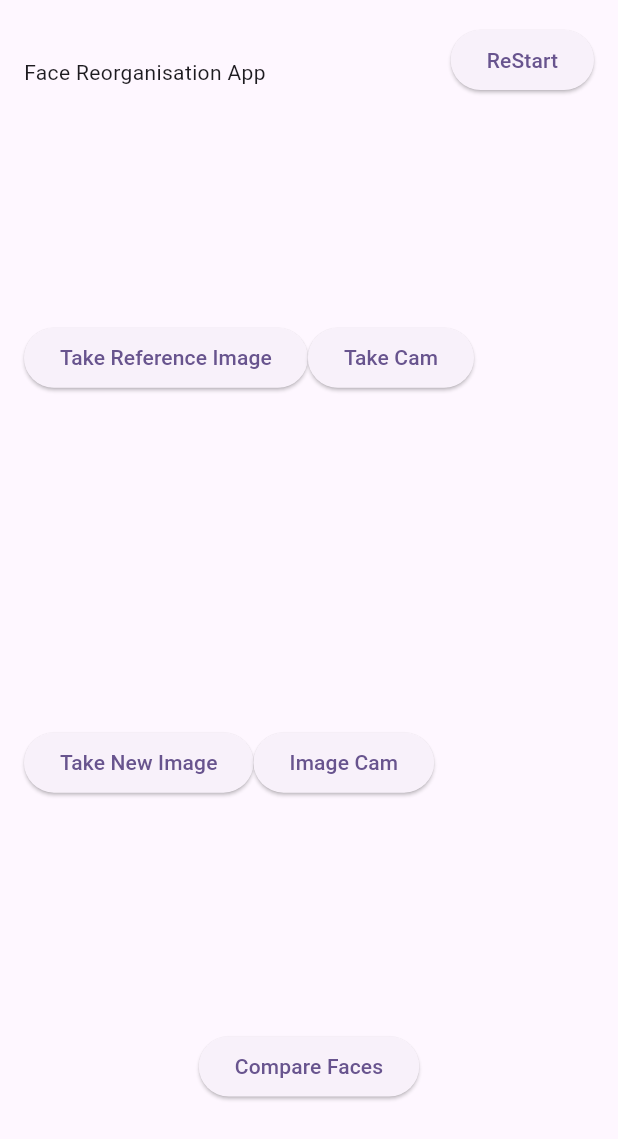
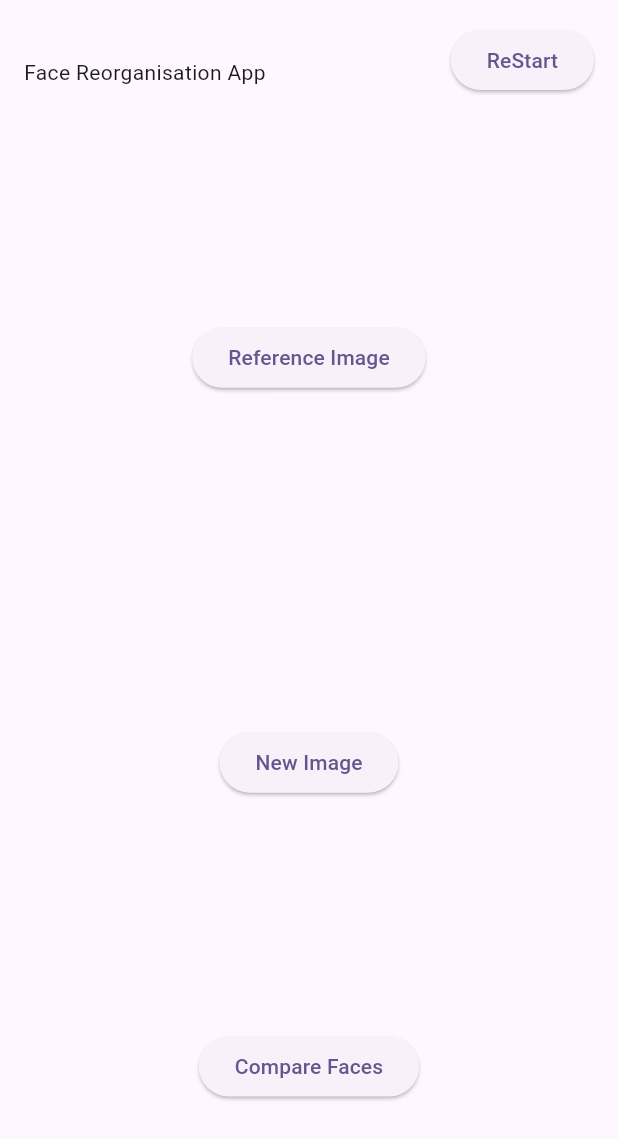
Before and after one commit to pabbathiharish/school_poc, a Flutter app: the screen it shows after launch, on a phone screen of 412 x 824 dp. Shown: the top 1139 px of the screen. Run offline on Flutter 3.47's test engine with Material 3 defaults, Android fonts, the phone set to English and light mode, and no system bars; our stand-ins replace camera, get, image_picker, location; missing offline and left inert: flutter_face_api, google_mlkit_commons, google_mlkit_face_detection, tflite_flutter, tflite_flutter_helper.

Commit message:
- fixed some issues - code cleanup

```diff
--- a/lib/login_screen.dart
+++ b/lib/login_screen.dart
@@ -45,43 +45,37 @@ class _LoginScreenState extends State<LoginScreen> {
                       .paddingOnly(bottom: 16)
                 ],
               ),
-              !ctrlLogin.refImage.value.path.isEmpty
-                  ? Image.file(ctrlLogin.refImage.value, height: 150)
-                      .paddingOnly(bottom: 8)
+              ctrlLogin.refImage.value.path.isNotEmpty
+                  ? ClipPath(
+                      clipper: const ShapeBorderClipper(shape: CircleBorder()),
+                      clipBehavior: Clip.hardEdge,
+                      child: Image.file(ctrlLogin.refImage.value, height: 200),
+                    ).paddingOnly(bottom: 8)
                   : Container(),
-              Row(
-                children: [
-                  ElevatedButton(
-                      onPressed: () => ctrlLogin.pickImage(true),
-                      child: Text("Take Reference Image")),
               ElevatedButton(
                   onPressed: () {
                     Get.to(CameraScreen(onImageCapture: (image) {
                       ctrlLogin.refImage.value = image!;
                     }));
                   },
-                      child: Text("Take Cam"))
-                ],
-              ),
+                  child: Text("Reference Image")),
               SizedBox(height: 20),
-              !ctrlLogin.newImage.value.path.isEmpty
-                  ? Image.file(ctrlLogin.newImage.value, height: 150)
+              ctrlLogin.newImage.value.path.isNotEmpty
+                  ? ClipPath(
+                          clipper:
+                              const ShapeBorderClipper(shape: CircleBorder()),
+                          clipBehavior: Clip.hardEdge,
+                          child:
+                              Image.file(ctrlLogin.newImage.value, height: 200))
                       .paddingOnly(bottom: 8)
                   : Container(),
-              Row(
-                children: [
-                  ElevatedButton(
-                      onPressed: () => ctrlLogin.pickImage(false),
-                      child: Text("Take New Image")),
               ElevatedButton(
                   onPressed: () {
                     Get.to(CameraScreen(onImageCapture: (image) {
                       ctrlLogin.newImage.value = image!;
                     }));
                   },
-                      child: Text("Image Cam"))
-                ],
-              ),
+                  child: Text("New Image")),
               SizedBox(height: 20),
               Column(
                 children: [
@@ -92,10 +86,6 @@ class _LoginScreenState extends State<LoginScreen> {
                           child: Text("Compare Faces")),
                   SizedBox(height: 20),
                   Text(ctrlLogin.resultText.value, textAlign: TextAlign.center),
-                  // ctrlLogin.croppedImages.isNotEmpty
-                  //     ? Image.file(ctrlLogin.newImage.value, height: 150)
-                  //         .paddingOnly(bottom: 8)
-                  //     : Container()
                 ],
               ).paddingOnly(bottom: 32),
             ],
--- a/lib/main.dart
+++ b/lib/main.dart
@@ -18,7 +18,8 @@ class MyApp extends StatelessWidget {
   @override
   Widget build(BuildContext context) {
     return GetMaterialApp(
-      title: 'Flutter Demo',
+      title: 'School Attendance Poc',
+      debugShowCheckedModeBanner: false,
       theme: ThemeData(
         colorScheme: ColorScheme.fromSeed(seedColor: Colors.deepPurple),
         useMaterial3: true,
--- a/lib/face_detector_view.dart
+++ b/lib/unused/face_detector_view.dart
@@ -1,7 +1,7 @@
 import 'package:camera/camera.dart';
 import 'package:flutter/material.dart';
 import 'package:google_mlkit_face_detection/google_mlkit_face_detection.dart';
-import 'package:school_poc/face_detector_painter.dart';
+import 'package:school_poc/unused/face_detector_painter.dart';
 
 import 'detector_view.dart';
 
--- a/lib/gallery_view.dart
+++ b/lib/unused/gallery_view.dart
@@ -6,7 +6,7 @@ import 'package:flutter/services.dart';
 import 'package:google_mlkit_commons/google_mlkit_commons.dart';
 import 'package:image_picker/image_picker.dart';
 
-import 'utils.dart';
+import '../utils.dart';
 
 class GalleryView extends StatefulWidget {
   GalleryView(
```
Also changed, not shown: lib/camera_screen.dart (+16 -18 lines), lib/face_crop_service.dart (+0 -70 lines), lib/login_controller.dart (+3 -34 lines), assets/images/ic_shoot.png (added), lib/unused/camera_view.dart (renamed from lib/camera_view.dart), lib/unused/compress_object.dart (renamed from lib/compress_object.dart), lib/unused/coordinates_translator.dart (renamed from lib/coordinates_translator.dart), lib/unused/detector_view.dart (renamed from lib/detector_view.dart), lib/unused/face_detector_painter.dart (renamed from lib/face_detector_painter.dart). Lines whose indentation alone changed are shown as unchanged.
